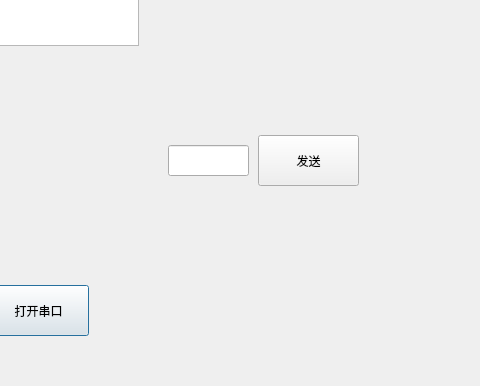
This is hello/ComDialog.ui in galepai/hello as Qt 5 draws it before an edit; both pictures show x 372 to 852 and y 225 to 611 of the 852 by 611 pixel window. The edited form follows.
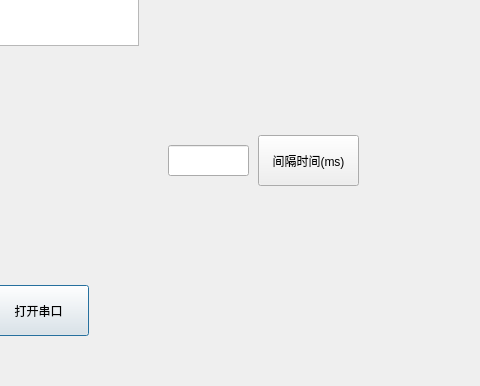
This is the edited form. Icons and pictures are not drawn.

```diff
--- a/hello/ComDialog.ui
+++ b/hello/ComDialog.ui
@@ -283,7 +283,7 @@
     </rect>
    </property>
    <property name="text">
-    <string>发送</string>
+    <string>间隔时间(ms)</string>
    </property>
   </widget>
  </widget>
```
